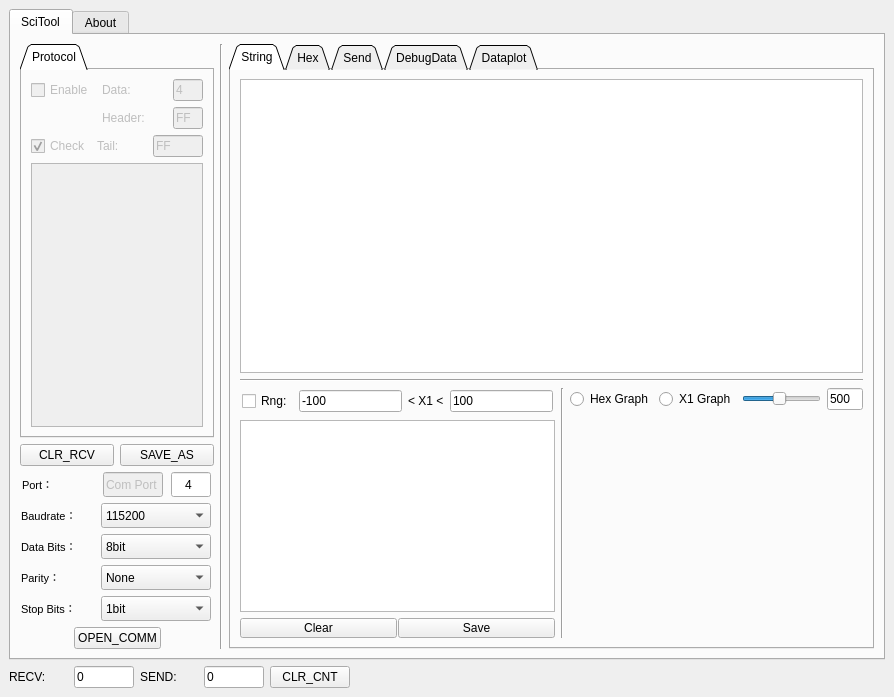
Qt form Chap 03-Tech/03.020-Python/uart_tool/sci_tool.ui (Edlward/LifeBook) before a commit.
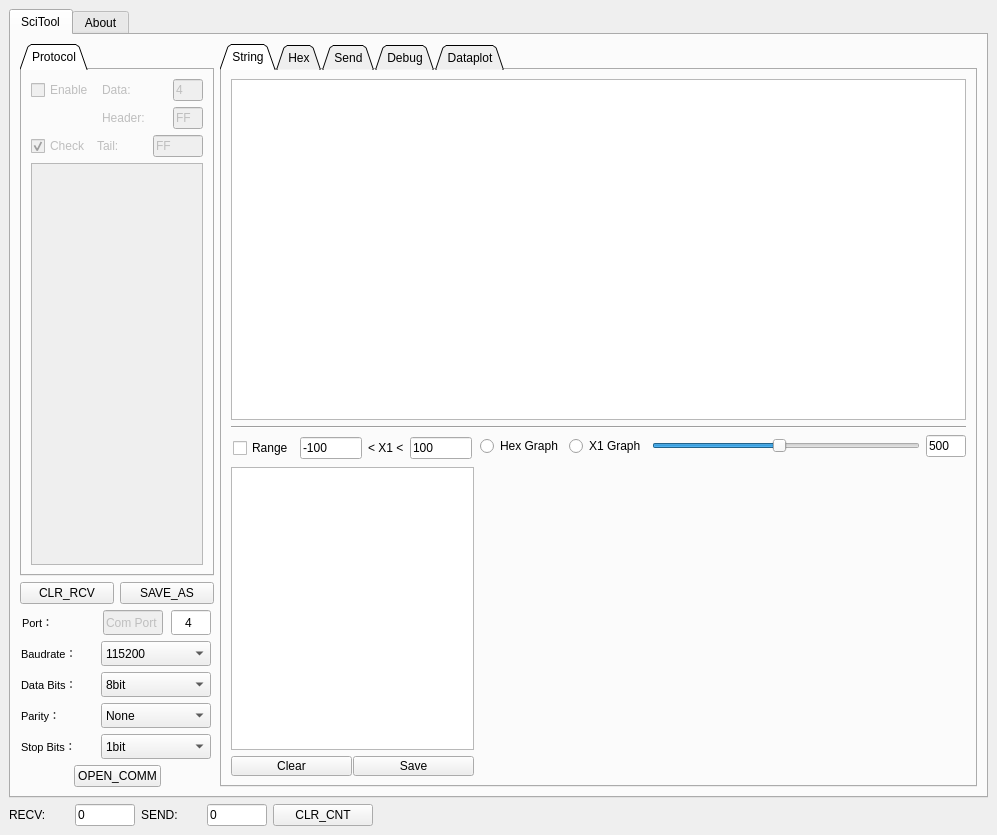
The same form after that commit. Icons and pictures are not drawn.

```diff
--- a/Chap 03-Tech/03.020-Python/uart_tool/sci_tool.ui
+++ b/Chap 03-Tech/03.020-Python/uart_tool/sci_tool.ui
@@ -6,8 +6,8 @@
    <rect>
     <x>0</x>
     <y>0</y>
-    <width>894</width>
-    <height>697</height>
+    <width>997</width>
+    <height>835</height>
    </rect>
   </property>
   <property name="sizePolicy">
@@ -152,8 +152,12 @@
        <attribute name="title">
         <string>SciTool</string>
        </attribute>
-       <layout class="QGridLayout" name="gridLayout_4">
+       <layout class="QGridLayout" name="gridLayout">
         <item row="0" column="0">
+         <layout class="QHBoxLayout" name="horizontalLayout_15" stretch="0,2">
+          <item>
+           <layout class="QVBoxLayout" name="verticalLayout_3">
+            <item>
          <widget class="QTabWidget" name="distext">
           <property name="enabled">
            <bool>true</bool>
@@ -309,14 +313,7 @@
           </widget>
          </widget>
         </item>
-        <item row="0" column="1" rowspan="3">
-         <widget class="Line" name="line_5">
-          <property name="orientation">
-           <enum>Qt::Vertical</enum>
-          </property>
-         </widget>
-        </item>
-        <item row="1" column="0">
+            <item>
          <layout class="QHBoxLayout" name="horizontalLayout_16" stretch="2,2">
           <property name="sizeConstraint">
            <enum>QLayout::SetFixedSize</enum>
@@ -337,8 +334,8 @@
           </item>
          </layout>
         </item>
-        <item row="2" column="0">
-         <layout class="QVBoxLayout" name="verticalLayout">
+            <item>
+             <layout class="QVBoxLayout" name="verticalLayout" stretch="0,0,0,0,0,0">
           <property name="sizeConstraint">
            <enum>QLayout::SetDefaultConstraint</enum>
           </property>
@@ -977,7 +974,9 @@
           </item>
          </layout>
         </item>
-        <item row="0" column="2" rowspan="3">
+           </layout>
+          </item>
+          <item>
          <widget class="QTabWidget" name="debugtab">
           <property name="enabled">
            <bool>true</bool>
@@ -992,9 +991,15 @@
            <attribute name="title">
             <string>String</string>
            </attribute>
-           <layout class="QGridLayout" name="gridLayout">
-            <item row="0" column="0" colspan="3">
+             <layout class="QVBoxLayout" name="verticalLayout_5">
+              <item>
              <widget class="QPlainTextEdit" name="distring">
+                <property name="minimumSize">
+                 <size>
+                  <width>200</width>
+                  <height>100</height>
+                 </size>
+                </property>
               <property name="font">
                <font>
                 <family>Calibri</family>
@@ -1012,14 +1017,124 @@
               </property>
              </widget>
             </item>
-            <item row="1" column="0" colspan="3">
+              <item>
              <widget class="Line" name="line_9">
               <property name="orientation">
                <enum>Qt::Horizontal</enum>
               </property>
              </widget>
             </item>
-            <item row="2" column="2">
+              <item>
+               <layout class="QHBoxLayout" name="horizontalLayout_14" stretch="1,2">
+                <item>
+                 <layout class="QVBoxLayout" name="verticalLayout_2">
+                  <property name="sizeConstraint">
+                   <enum>QLayout::SetFixedSize</enum>
+                  </property>
+                  <item>
+                   <layout class="QHBoxLayout" name="horizontalLayout_20" stretch="0,0,0,0">
+                    <property name="sizeConstraint">
+                     <enum>QLayout::SetFixedSize</enum>
+                    </property>
+                    <property name="margin">
+                     <number>2</number>
+                    </property>
+                    <item>
+                     <widget class="QCheckBox" name="x1_checkBox">
+                      <property name="text">
+                       <string>Range</string>
+                      </property>
+                     </widget>
+                    </item>
+                    <item>
+                     <widget class="QLineEdit" name="x1_low_line">
+                      <property name="inputMask">
+                       <string/>
+                      </property>
+                      <property name="text">
+                       <string>-100</string>
+                      </property>
+                      <property name="maxLength">
+                       <number>6</number>
+                      </property>
+                     </widget>
+                    </item>
+                    <item>
+                     <widget class="QLabel" name="label_12">
+                      <property name="text">
+                       <string>&lt; X1 &lt;</string>
+                      </property>
+                     </widget>
+                    </item>
+                    <item>
+                     <widget class="QLineEdit" name="x1_high_line">
+                      <property name="inputMask">
+                       <string/>
+                      </property>
+                      <property name="text">
+                       <string>100</string>
+                      </property>
+                      <property name="maxLength">
+                       <number>6</number>
+                      </property>
+                     </widget>
+                    </item>
+                   </layout>
+                  </item>
+                  <item>
+                   <widget class="QPlainTextEdit" name="x1_plainTextEdit">
+                    <property name="font">
+                     <font>
+                      <family>Consolas</family>
+                      <pointsize>11</pointsize>
+                     </font>
+                    </property>
+                    <property name="readOnly">
+                     <bool>true</bool>
+                    </property>
+                   </widget>
+                  </item>
+                  <item>
+                   <layout class="QHBoxLayout" name="horizontalLayout_23">
+                    <property name="spacing">
+                     <number>1</number>
+                    </property>
+                    <property name="margin">
+                     <number>0</number>
+                    </property>
+                    <item>
+                     <widget class="QPushButton" name="x1clr_button">
+                      <property name="maximumSize">
+                       <size>
+                        <width>16777215</width>
+                        <height>20</height>
+                       </size>
+                      </property>
+                      <property name="text">
+                       <string>Clear</string>
+                      </property>
+                     </widget>
+                    </item>
+                    <item>
+                     <widget class="QPushButton" name="x1save_button">
+                      <property name="maximumSize">
+                       <size>
+                        <width>16777215</width>
+                        <height>20</height>
+                       </size>
+                      </property>
+                      <property name="text">
+                       <string>Save</string>
+                      </property>
+                     </widget>
+                    </item>
+                   </layout>
+                  </item>
+                 </layout>
+                </item>
+                <item>
+                 <layout class="QVBoxLayout" name="verticalLayout_4" stretch="0,1">
+                  <item>
              <layout class="QHBoxLayout" name="horizontalLayout">
               <item>
                <widget class="QRadioButton" name="hexselec_radio">
@@ -1072,125 +1187,16 @@
               </item>
              </layout>
             </item>
-            <item row="3" column="2" rowspan="2">
+                  <item>
              <layout class="QHBoxLayout" name="debug_matplot_layout">
               <property name="sizeConstraint">
                <enum>QLayout::SetMinimumSize</enum>
               </property>
              </layout>
             </item>
-            <item row="2" column="0" rowspan="3">
-             <layout class="QVBoxLayout" name="verticalLayout_2">
-              <property name="sizeConstraint">
-               <enum>QLayout::SetFixedSize</enum>
-              </property>
-              <item>
-               <layout class="QHBoxLayout" name="horizontalLayout_20" stretch="0,0,0,0">
-                <property name="sizeConstraint">
-                 <enum>QLayout::SetFixedSize</enum>
-                </property>
-                <property name="margin">
-                 <number>2</number>
-                </property>
-                <item>
-                 <widget class="QCheckBox" name="x1_checkBox">
-                  <property name="text">
-                   <string>Rng:</string>
-                  </property>
-                 </widget>
-                </item>
-                <item>
-                 <widget class="QLineEdit" name="x1_low_line">
-                  <property name="inputMask">
-                   <string/>
-                  </property>
-                  <property name="text">
-                   <string>-100</string>
-                  </property>
-                  <property name="maxLength">
-                   <number>6</number>
-                  </property>
-                 </widget>
-                </item>
-                <item>
-                 <widget class="QLabel" name="label_12">
-                  <property name="text">
-                   <string>&lt; X1 &lt;</string>
-                  </property>
-                 </widget>
-                </item>
-                <item>
-                 <widget class="QLineEdit" name="x1_high_line">
-                  <property name="inputMask">
-                   <string/>
-                  </property>
-                  <property name="text">
-                   <string>100</string>
-                  </property>
-                  <property name="maxLength">
-                   <number>6</number>
-                  </property>
-                 </widget>
-                </item>
-               </layout>
-              </item>
-              <item>
-               <widget class="QPlainTextEdit" name="x1_plainTextEdit">
-                <property name="font">
-                 <font>
-                  <family>Consolas</family>
-                  <pointsize>11</pointsize>
-                 </font>
-                </property>
-                <property name="readOnly">
-                 <bool>true</bool>
-                </property>
-               </widget>
-              </item>
-              <item>
-               <layout class="QHBoxLayout" name="horizontalLayout_23">
-                <property name="spacing">
-                 <number>1</number>
-                </property>
-                <property name="margin">
-                 <number>0</number>
-                </property>
-                <item>
-                 <widget class="QPushButton" name="x1clr_button">
-                  <property name="maximumSize">
-                   <size>
-                    <width>16777215</width>
-                    <height>20</height>
-                   </size>
-                  </property>
-                  <property name="text">
-                   <string>Clear</string>
-                  </property>
-                 </widget>
-                </item>
-                <item>
-                 <widget class="QPushButton" name="x1save_button">
-                  <property name="maximumSize">
-                   <size>
-                    <width>16777215</width>
-                    <height>20</height>
-                   </size>
-                  </property>
-                  <property name="text">
-                   <string>Save</string>
-                  </property>
-                 </widget>
-                </item>
+                 </layout>
+                </item>
                </layout>
-              </item>
-             </layout>
-            </item>
-            <item row="2" column="1" rowspan="3">
-             <widget class="Line" name="line_10">
-              <property name="orientation">
-               <enum>Qt::Vertical</enum>
-              </property>
-             </widget>
             </item>
            </layout>
           </widget>
@@ -1462,7 +1468,7 @@
           </widget>
           <widget class="QWidget" name="debugdatatab">
            <attribute name="title">
-            <string>DebugData</string>
+              <string>Debug</string>
            </attribute>
            <layout class="QVBoxLayout" name="verticalLayout_12" stretch="0">
             <property name="spacing">
@@ -1518,6 +1524,8 @@
            </layout>
           </widget>
          </widget>
+          </item>
+         </layout>
         </item>
        </layout>
       </widget>
```
Lines whose indentation alone changed are shown as unchanged.
